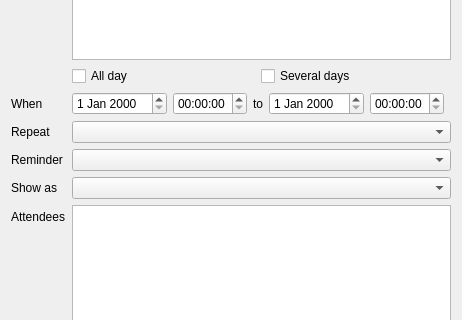
Qt form src/chrono_mail/ui/forms/event_editor.ui (rob-vandenberg/chrono-mail) before a commit; both pictures show x 0 to 462 and y 228 to 548 of the 462 by 959 pixel window.
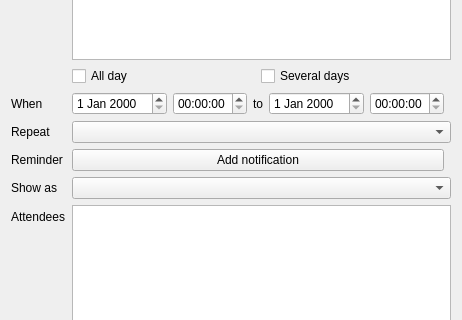
The same form after that commit.

Commit message: Reminders of an event are Notification or Email, up to five, fired by Chrono Mail while it runs, and each account has Send reminder emails via

Patch:
```diff
--- a/src/chrono_mail/ui/forms/event_editor.ui
+++ b/src/chrono_mail/ui/forms/event_editor.ui
@@ -146,7 +146,29 @@
       </widget>
      </item>
      <item row="7" column="1">
-      <widget class="QComboBox" name="reminder" />
+      <layout class="QVBoxLayout" name="reminderPart">
+       <item>
+        <layout class="QVBoxLayout" name="reminderRows" />
+       </item>
+       <item>
+        <layout class="QHBoxLayout" name="reminderButtons">
+         <item>
+          <widget class="QPushButton" name="addReminder">
+           <property name="text">
+            <string>Add notification</string>
+           </property>
+          </widget>
+         </item>
+         <item>
+          <spacer name="reminderRest">
+           <property name="orientation">
+            <enum>Qt::Horizontal</enum>
+           </property>
+          </spacer>
+         </item>
+        </layout>
+       </item>
+      </layout>
      </item>
      <item row="8" column="0">
       <widget class="QLabel" name="busyLabel">
```
Left out of the diff: 2 changed lines with no effect on the pictures. The commit also changes 26 other files.
